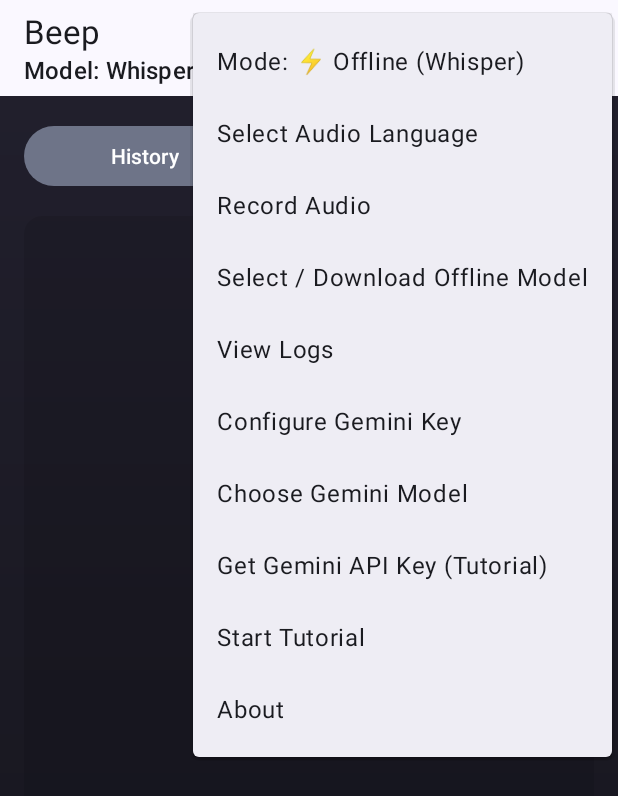
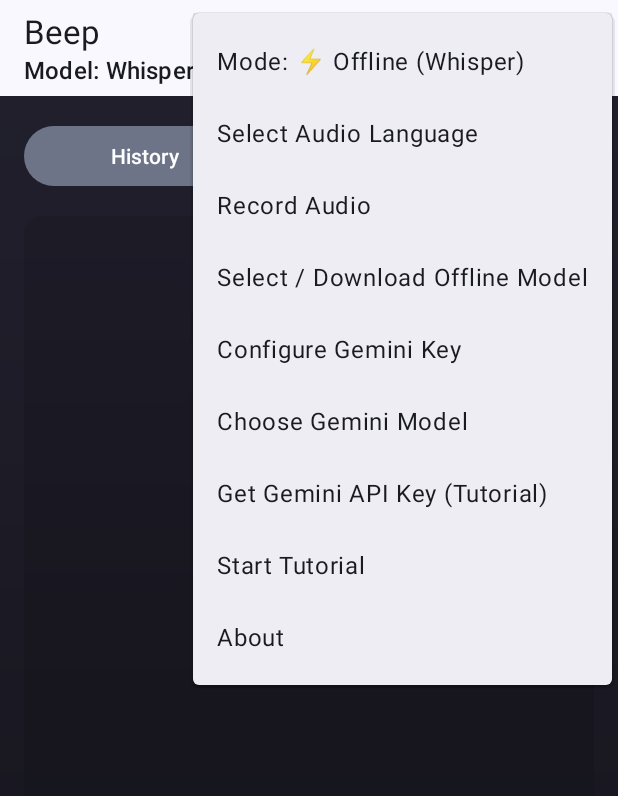
Before and after one commit to cue12/Beep, an Android app: the screen it shows after launch (MainActivity), with the options menu open, on a phone screen of 412 x 824 dp. Shown: the top 796 px of the screen. Run offline under Robolectric (Android 15) with nearby library versions, the phone set to English and light mode, and no system bars; libraries missing offline, so code that uses them is left out: com.google.ai.client, uk.co.samuelwall; 18 statements that could not run were skipped.

Commit message:
Move "View logs" action from main menu to About dialog

```diff
--- a/app/src/main/java/il/co/bensavit/beep/MainActivity.java
+++ b/app/src/main/java/il/co/bensavit/beep/MainActivity.java
@@ -108,9 +108,7 @@ public class MainActivity extends AppCompatActivity {
             } else if (item.getItemId() == R.id.action_download_model) {
                 onDownloadModelClick(null);
                 return true;
-            } else if (item.getItemId() == R.id.action_view_logs) {
-                showLogWindowDialog();
-                return true;
+
             } else if (item.getItemId() == R.id.action_about) {
                 new AboutDialogFragment().show(getSupportFragmentManager(), "About");
                 return true;
--- a/app/src/main/java/il/co/bensavit/beep/MainViewModel.java
+++ b/app/src/main/java/il/co/bensavit/beep/MainViewModel.java
@@ -773,6 +773,10 @@ public class MainViewModel extends AndroidViewModel {
         settingsManager.setTutorialShown(shown);
     }
 
+    public void requestShowLogWindow() {
+        _showLogWindow.setValue(true);
+    }
+
     public void onLogWindowShown() {
         _showLogWindow.setValue(false);
     }
--- a/app/src/main/res/menu/main_menu.xml
+++ b/app/src/main/res/menu/main_menu.xml
@@ -15,10 +15,6 @@
     <item
         android:id="@+id/action_download_model"
         android:title="@string/dialog_download_model_title"
-        app:showAsAction="never" />
-    <item
-        android:id="@+id/action_view_logs"
-        android:title="@string/action_view_logs"
         app:showAsAction="never" />
     <item
         android:id="@+id/action_configure_gemini"
```
Also changed, not shown: app/src/main/java/il/co/bensavit/beep/ui/dialogs/AboutDialogFragment.java (+22 -0 lines), 1 other file.
